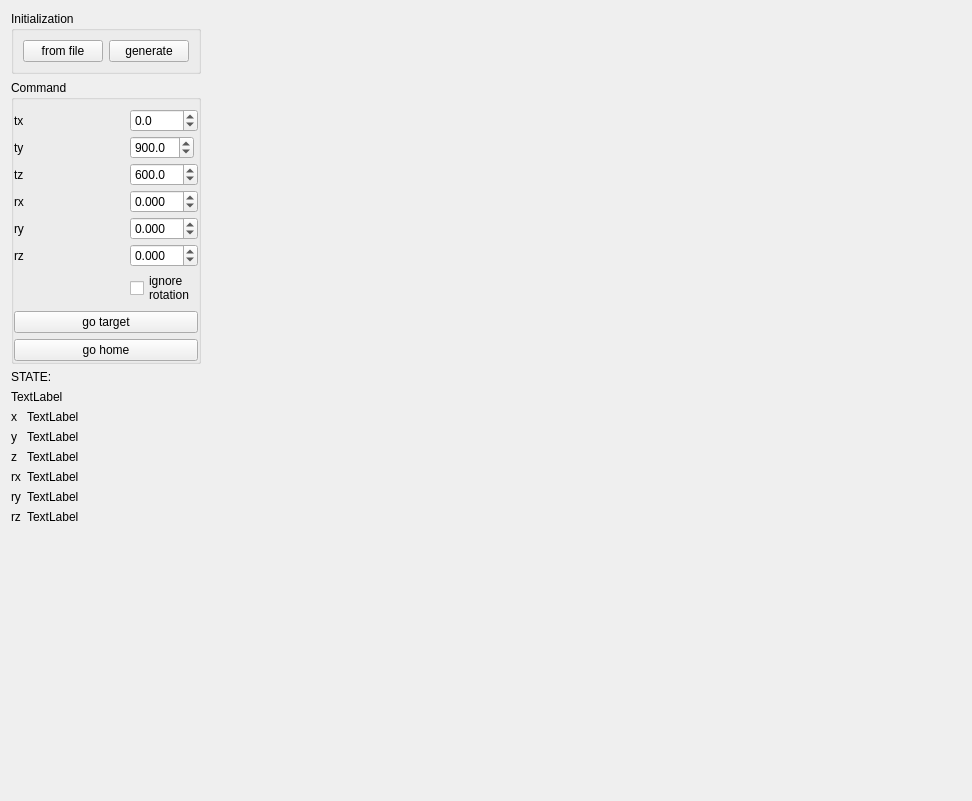
First picture: the form in components/ikGraphGenerator/src/mainUI.ui, repository robocomp/robocomp-shelly, before the edit.
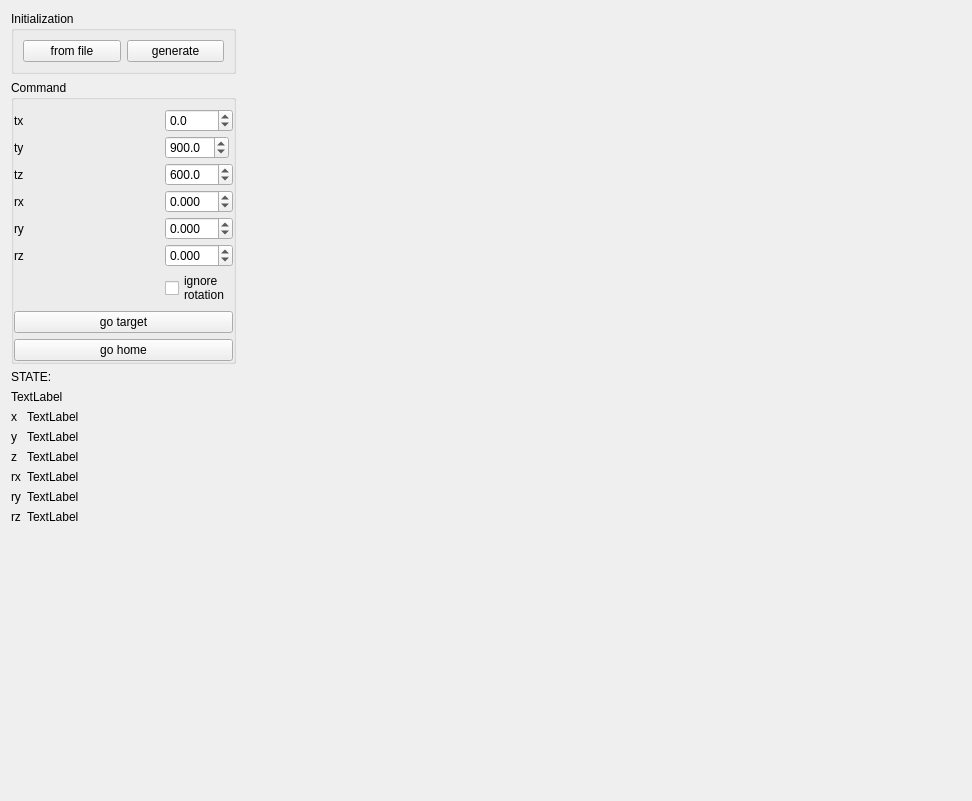
Second picture: the form after the edit.

What changed in the file:
```diff
--- a/components/ikGraphGenerator/src/mainUI.ui
+++ b/components/ikGraphGenerator/src/mainUI.ui
@@ -398,6 +398,22 @@
        </item>
       </layout>
      </item>
+     <item>
+      <spacer name="horizontalSpacer">
+       <property name="orientation">
+        <enum>Qt::Horizontal</enum>
+       </property>
+       <property name="sizeType">
+        <enum>QSizePolicy::Fixed</enum>
+       </property>
+       <property name="sizeHint" stdset="0">
+        <size>
+         <width>225</width>
+         <height>20</height>
+        </size>
+       </property>
+      </spacer>
+     </item>
      <item>
       <spacer name="verticalSpacer">
        <property name="orientation">
```
